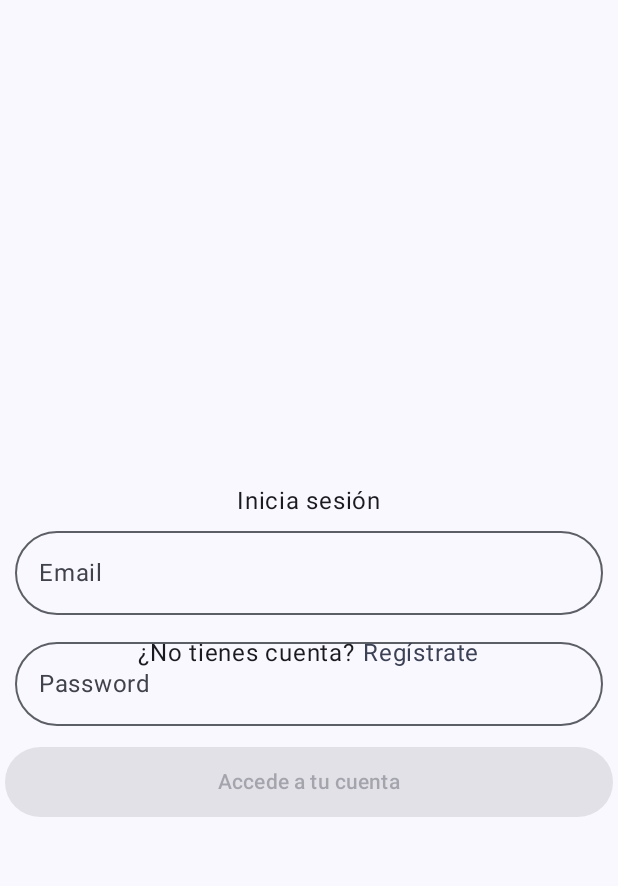
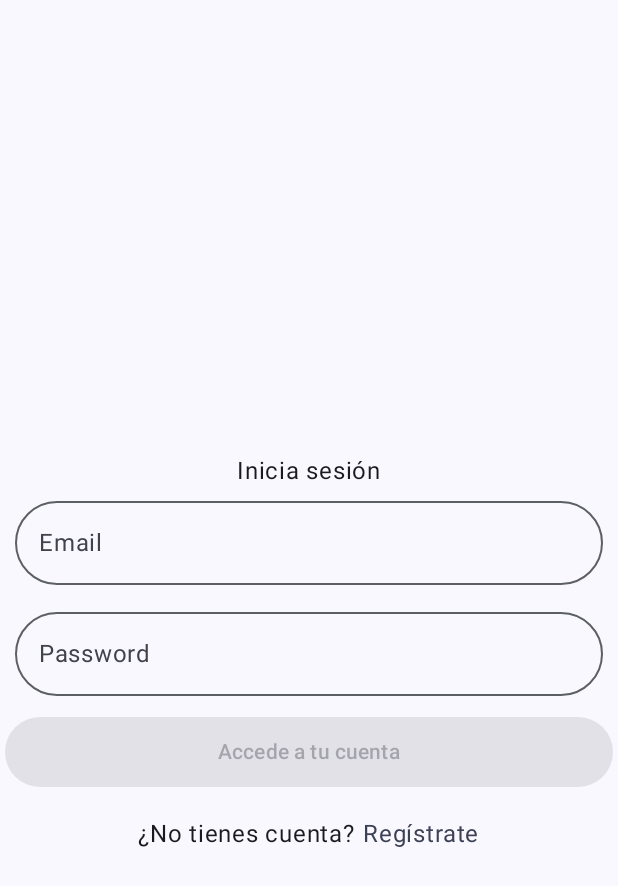
Before and after one commit to reethfx/ReethCast-app, an Android app built with Jetpack Compose: the screen it shows after launch (MainActivity), on a phone screen of 412 x 824 dp. Shown: the top 886 px of the screen. Run offline under Robolectric (Android 15) with nearby library versions, the phone set to English and light mode, and no system bars.

Commit message:
Login bugfix

```diff
--- a/app/src/main/java/com/hbg/reethcast/screens/login/LoginScreen.kt
+++ b/app/src/main/java/com/hbg/reethcast/screens/login/LoginScreen.kt
@@ -74,7 +74,6 @@ fun LoginScreen(navController: NavHostController) {
 
                 }
             }
-        }
             Spacer(modifier = Modifier.height(15.dp))
             Row (
                 horizontalArrangement = Arrangement.Center,
@@ -97,6 +96,8 @@ fun LoginScreen(navController: NavHostController) {
             }
         }
     }
+}
+
 
 
 @OptIn(ExperimentalComposeUiApi::class)
--- a/app/src/main/java/com/hbg/reethcast/ui/theme/Color.kt
+++ b/app/src/main/java/com/hbg/reethcast/ui/theme/Color.kt
@@ -9,3 +9,22 @@ val Pink80 = Color(0xFFEFB8C8)
 val Purple40 = Color(0xFF6650a4)
 val PurpleGrey40 = Color(0xFF625b71)
 val Pink40 = Color(0xFF7D5260)
+
+val Purple200 = Color(0xFFBB86FC)
+val Purple500 = Color(0xFF6200EE)
+val Purple700 = Color(0xFF3700B3)
+val Teal200 = Color(0xFF03DAC5)
+val Primary = Color(0xFF181818)
+val Primary0 = Color(0xFF181818)
+val Primary50 = Color(0x80181818)
+val Primary30 = Color(0x4D181818)
+val Primary80 = Color(0x99000000)
+val Primary90 = Color(0xE6181818)
+val Placeholder = Color(0x33868686)
+val Secondary = Color(0xFF1F1F1F)
+val Active = Color(0xFF4CAF50)
+val PremiumStart = Color(0xFF008861)
+val PremiumEnd = Color(0xFF00C48B)
+val ActiveBorder = Color(0xFF52FC59)
+val Notification = Color(0xFF2196F3)
+val White = Color(0xFFFFFFFF)
--- a/app/src/main/java/com/hbg/reethcast/ui/theme/Theme.kt
+++ b/app/src/main/java/com/hbg/reethcast/ui/theme/Theme.kt
@@ -10,21 +10,22 @@ import androidx.compose.material3.dynamicLightColorScheme
 import androidx.compose.material3.lightColorScheme
 import androidx.compose.runtime.Composable
 import androidx.compose.runtime.SideEffect
+import androidx.compose.ui.graphics.Color
 import androidx.compose.ui.graphics.toArgb
 import androidx.compose.ui.platform.LocalContext
 import androidx.compose.ui.platform.LocalView
 import androidx.core.view.WindowCompat
 
 private val DarkColorScheme = darkColorScheme(
-        primary = Purple80,
-        secondary = PurpleGrey80,
-        tertiary = Pink80
+        primary = Purple200,
+        secondary = Teal200,
 )
 
 private val LightColorScheme = lightColorScheme(
-        primary = Purple40,
-        secondary = PurpleGrey40,
-        tertiary = Pink40
+        primary = Primary,
+        secondary = Teal200,
+        background = Color.Transparent,
+        surface = Color.Transparent,
 
         /* Other default colors to override
     background = Color(0xFFFFFBFE),
@@ -40,7 +41,6 @@ private val LightColorScheme = lightColorScheme(
 @Composable
 fun ReethcastTheme(
         darkTheme: Boolean = isSystemInDarkTheme(),
-        // Dynamic color is available on Android 12+
         dynamicColor: Boolean = true,
         content: @Composable () -> Unit
 ) {
```
Lines whose indentation alone changed are shown as unchanged.
